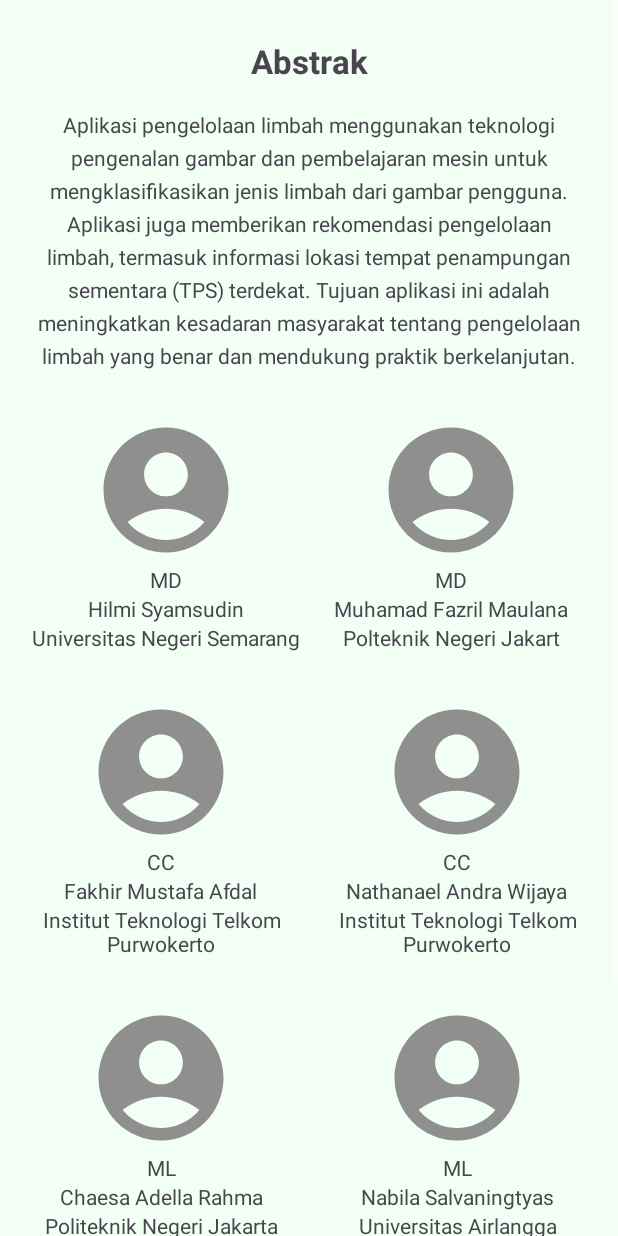
After one commit to syamsudinhilmi/trashtech-project, an Android app: the AboutActivity screen opened directly, with no data from a screen before it, on a phone screen of 412 x 824 dp. The commit adds this screen. Run offline under Robolectric (Android 15) with nearby library versions, the phone set to English and light mode, and no system bars; our stand-ins replace CircleImageView.

Commit message:
menambahkan AboutActivity dan connect firebase

```diff
--- a/app/build.gradle.kts
+++ b/app/build.gradle.kts
@@ -28,6 +28,7 @@ android {
             )
         }
     }
+
     compileOptions {
         sourceCompatibility = JavaVersion.VERSION_1_8
         targetCompatibility = JavaVersion.VERSION_1_8
@@ -53,4 +54,5 @@ dependencies {
     androidTestImplementation("androidx.test.espresso:espresso-core:3.5.1")
 
     implementation("de.hdodenhof:circleimageview:3.1.0")
+
 }
--- /dev/null
+++ b/app/src/main/java/com/bangkit/trashtech/ui/activity/AboutActivity.kt
@@ -0,0 +1,14 @@
+package com.bangkit.trashtech.ui.activity
+
+import androidx.appcompat.app.AppCompatActivity
+import android.os.Bundle
+import com.bangkit.trashtech.R
+
+class AboutActivity : AppCompatActivity() {
+    override fun onCreate(savedInstanceState: Bundle?) {
+        super.onCreate(savedInstanceState)
+        setContentView(R.layout.activity_about)
+
+        supportActionBar?.hide()
+    }
+}
--- a/app/src/main/java/com/bangkit/trashtech/ui/activity/ProfileActivity.kt
+++ b/app/src/main/java/com/bangkit/trashtech/ui/activity/ProfileActivity.kt
@@ -1,9 +1,16 @@
 package com.bangkit.trashtech.ui.activity
 
+import android.content.Context
+import android.content.DialogInterface
 import android.content.Intent
 import androidx.appcompat.app.AppCompatActivity
 import android.os.Bundle
 import android.util.Log
+import android.view.MenuItem
+import android.view.View
+import android.widget.PopupMenu
+import android.widget.Toast
+import androidx.appcompat.app.AlertDialog
 import com.bangkit.trashtech.R
 import com.bangkit.trashtech.databinding.ActivityProfileBinding
 import com.bangkit.trashtech.ui.BottomNavigationUtils
@@ -19,9 +26,12 @@ class ProfileActivity : AppCompatActivity() {
 //        setSupportActionBar(binding.materialToolBarProfile)
 //        supportActionBar?.setDisplayHomeAsUpEnabled(true)
 
-        binding.actionLogout.setOnClickListener{
-            startActivity(Intent(this, SigninActivity::class.java))
-        }
+//        binding.actionLogout.setOnClickListener{
+//            startActivity(Intent(this, SigninActivity::class.java))
+//        }
+
+        binding.menuDropdown.setOnClickListener { showDropdownMenu(it)  }
+
 
         binding.actionBack.setOnClickListener{
             startActivity(Intent(this, MainActivity::class.java))
@@ -37,7 +47,43 @@ class ProfileActivity : AppCompatActivity() {
             BottomNavigationUtils.handleBottomNavigation(this, item.itemId)
             true
         }
-        Log.d("start", "onstart")
         super.onStart()
     }
+
+    private fun showDropdownMenu(view: View) {
+        val popupMenu = PopupMenu(this, view)
+        popupMenu.inflate(R.menu.toolbar_menu)
+
+        popupMenu.setOnMenuItemClickListener { item: MenuItem ->
+            when (item.itemId) {
+                R.id.menu_logout -> {
+                    showAlertLogout()
+                    true
+                }
+                R.id.menu_about -> {
+                    startActivity(Intent(this, AboutActivity::class.java))
+                    true
+                }
+                else -> false
+            }
+        }
+        popupMenu.show()
+    }
+
+    private fun showAlertLogout() {
+        val builder = AlertDialog.Builder(this@ProfileActivity)
+        builder.setTitle("Konfirmasi Keluar")
+        builder.setMessage("Apakah anda yakin ingin mengeluarkan akun?")
+
+        builder.setPositiveButton("Yes") { dialog: DialogInterface, _: Int ->
+            startActivity(Intent(this, SigninActivity::class.java))
+            dialog.dismiss()
+        }
+
+        builder.setNegativeButton("Cancel") { dialog: DialogInterface, _: Int ->
+            dialog.dismiss()
+        }
+
+        builder.show()
+    }
 }
--- /dev/null
+++ b/app/src/main/res/drawable/baseline_menu_24.xml
@@ -0,0 +1,5 @@
+<vector android:height="24dp" android:tint="#FFFFFF"
+    android:viewportHeight="24" android:viewportWidth="24"
+    android:width="24dp" xmlns:android="http://schemas.android.com/apk/res/android">
+    <path android:fillColor="@android:color/white" android:pathData="M3,18h18v-2L3,16v2zM3,13h18v-2L3,11v2zM3,6v2h18L21,6L3,6z"/>
+</vector>
--- /dev/null
+++ b/app/src/main/res/layout/activity_about.xml
@@ -0,0 +1,364 @@
+<?xml version="1.0" encoding="utf-8"?>
+<ScrollView xmlns:android="http://schemas.android.com/apk/res/android"
+    xmlns:app="http://schemas.android.com/apk/res-auto"
+    xmlns:tools="http://schemas.android.com/tools"
+    android:layout_width="match_parent"
+    android:layout_height="match_parent"
+    android:background="@color/secondary"
+    tools:context=".ui.activity.AboutActivity">
+
+    <androidx.constraintlayout.widget.ConstraintLayout
+        android:layout_width="match_parent"
+        android:layout_height="wrap_content"
+        android:padding="16dp">
+
+        <TextView
+            android:id="@+id/tv_abstract_title"
+            android:layout_width="wrap_content"
+            android:layout_height="wrap_content"
+            android:text="@string/abstract_title"
+            android:textAlignment="center"
+            android:textSize="22sp"
+            android:textStyle="bold"
+            android:layout_marginTop="10dp"
+            app:layout_constraintEnd_toEndOf="parent"
+            app:layout_constraintStart_toStartOf="parent"
+            app:layout_constraintTop_toTopOf="parent" />
+
+        <TextView
+            android:id="@+id/tv_abstract"
+            android:layout_width="match_parent"
+            android:layout_height="wrap_content"
+            android:layout_marginHorizontal="6dp"
+            android:layout_marginTop="18dp"
+            android:lineSpacingExtra="6dp"
+            android:text="@string/abstract_desc"
+            android:textAlignment="center"
+            app:layout_constraintEnd_toEndOf="parent"
+            app:layout_constraintStart_toStartOf="parent"
+            app:layout_constraintTop_toBottomOf="@id/tv_abstract_title" />
+
+
+        <LinearLayout
+            android:id="@+id/profile1"
+            android:layout_width="190dp"
+            android:layout_height="wrap_content"
+            app:layout_constraintStart_toStartOf="parent"
+            app:layout_constraintTop_toBottomOf="@id/tv_abstract"
+            app:layout_constraintEnd_toStartOf="@id/profile2"
+            android:layout_marginTop="10dp"
+            android:orientation="vertical">
+
+            <de.hdodenhof.circleimageview.CircleImageView
+                android:id="@+id/profile_image1"
+                android:layout_width="100dp"
+                android:layout_height="100dp"
+                android:src="@drawable/ic_preview_profile"
+                android:layout_gravity="center"
+                android:layout_marginTop="20dp"/>
+
+            <TextView
+                android:id="@+id/role1"
+                android:layout_width="wrap_content"
+                android:layout_height="wrap_content"
+                android:text="MD"
+                android:layout_gravity="center"
+                />
+
+            <TextView
+                android:id="@+id/name1"
+                android:layout_width="wrap_content"
+                android:layout_height="wrap_content"
+                android:text="Hilmi Syamsudin"
+                android:layout_gravity="center"
+                />
+
+            <TextView
+                android:id="@+id/univ1"
+                android:layout_width="wrap_content"
+                android:layout_height="wrap_content"
+                android:textAlignment="center"
+                android:text="Universitas Negeri Semarang"
+                android:layout_gravity="center"
+                />
+
+        </LinearLayout>
+
+        <LinearLayout
+            android:id="@+id/profile2"
+            android:layout_width="190dp"
+            android:layout_height="wrap_content"
+            app:layout_constraintStart_toEndOf="@id/profile1"
+            app:layout_constraintTop_toBottomOf="@id/tv_abstract"
+            app:layout_constraintEnd_toEndOf="parent"
+            android:layout_marginTop="10dp"
+            android:orientation="vertical">
+
+            <de.hdodenhof.circleimageview.CircleImageView
+                android:id="@+id/profile_image2"
+                android:layout_width="100dp"
+                android:layout_height="100dp"
+                android:src="@drawable/ic_preview_profile"
+                android:layout_gravity="center"
+                android:layout_marginTop="20dp"/>
+
+            <TextView
+                android:id="@+id/role2"
+                android:layout_width="wrap_content"
+                android:layout_height="wrap_content"
+                android:text="MD"
+                android:layout_gravity="center"
+                />
+
+            <TextView
+                android:id="@+id/name2"
+                android:layout_width="wrap_content"
+                android:layout_height="wrap_content"
+                android:text="Muhamad Fazril Maulana"
+                android:layout_gravity="center"
+                />
+
+            <TextView
+                android:id="@+id/univ2"
+                android:layout_width="wrap_content"
+                android:layout_height="wrap_content"
+                android:textAlignment="center"
+                android:text="Polteknik Negeri Jakart"
+                android:layout_gravity="center"
+                />
+
+        </LinearLayout>
+
+        <LinearLayout
+            android:id="@+id/profile3"
+            android:layout_width="190dp"
+            android:layout_height="wrap_content"
+            app:layout_constraintStart_toStartOf="parent"
+            app:layout_constraintTop_toBottomOf="@id/profile1"
+            app:layout_constraintEnd_toStartOf="@id/profile2"
+            android:layout_marginTop="10dp"
+            android:layout_marginEnd="8dp"
+            android:orientation="vertical">
+
+            <de.hdodenhof.circleimageview.CircleImageView
+                android:id="@+id/profile_image3"
+                android:layout_width="100dp"
+                android:layout_height="100dp"
+                android:src="@drawable/ic_preview_profile"
+                android:layout_gravity="center"
+                android:layout_marginTop="20dp"/>
+
+            <TextView
+                android:id="@+id/role3"
+                android:layout_width="wrap_content"
+                android:layout_height="wrap_content"
+                android:text="CC"
+                android:layout_gravity="center"
+                />
+
+            <TextView
+                android:id="@+id/name3"
+                android:layout_width="wrap_content"
+                android:layout_height="wrap_content"
+                android:text="Fakhir Mustafa Afdal"
+                android:layout_gravity="center"
+                />
+
+            <TextView
+                android:id="@+id/univ3"
+                android:layout_width="wrap_content"
+                android:layout_height="wrap_content"
+                android:textAlignment="center"
+                android:text="Institut Teknologi Telkom Purwokerto"
+                android:layout_gravity="center"
+                />
+
+        </LinearLayout>
+
+        <LinearLayout
+            android:id="@+id/profile4"
+            android:layout_width="190dp"
+            android:layout_height="wrap_content"
+            app:layout_constraintStart_toEndOf="@id/profile1"
+            app:layout_constraintTop_toBottomOf="@id/profile2"
+            app:layout_constraintEnd_toEndOf="parent"
+            android:layout_marginTop="10dp"
+            android:layout_marginStart="8dp"
+            android:orientation="vertical">
+
+            <de.hdodenhof.circleimageview.CircleImageView
+                android:id="@+id/profile_image4"
+                android:layout_width="100dp"
+                android:layout_height="100dp"
+                android:src="@drawable/ic_preview_profile"
+                android:layout_gravity="center"
+                android:layout_marginTop="20dp"/>
+
+            <TextView
+                android:id="@+id/role4"
+                android:layout_width="wrap_content"
+                android:layout_height="wrap_content"
+                android:text="CC"
+                android:layout_gravity="center"
+                />
+
+            <TextView
+                android:id="@+id/name4"
+                android:layout_width="wrap_content"
+                android:layout_height="wrap_content"
+                android:text="Nathanael Andra Wijaya"
+                android:layout_gravity="center"
+                />
+
+            <TextView
+                android:id="@+id/univ4"
+                android:layout_width="wrap_content"
+                android:layout_height="wrap_content"
+                android:textAlignment="center"
+                android:text="Institut Teknologi Telkom Purwokerto"
+                android:layout_gravity="center"
+                />
+
+        </LinearLayout>
+
+        <LinearLayout
+            android:id="@+id/profile5"
+            android:layout_width="190dp"
+            android:layout_height="wrap_content"
+            app:layout_constraintStart_toStartOf="parent"
+            app:layout_constraintTop_toBottomOf="@id/profile3"
+            app:layout_constraintEnd_toStartOf="@id/profile2"
+            android:layout_marginTop="10dp"
+            android:layout_marginEnd="8dp"
+            android:orientation="vertical">
+
+            <de.hdodenhof.circleimageview.CircleImageView
+                android:id="@+id/profile_image5"
+                android:layout_width="100dp"
+                android:layout_height="100dp"
+                android:src="@drawable/ic_preview_profile"
+                android:layout_gravity="center"
+                android:layout_marginTop="20dp"/>
+
+            <TextView
+                android:id="@+id/role5"
+                android:layout_width="wrap_content"
+                android:layout_height="wrap_content"
+                android:text="ML"
+                android:layout_gravity="center"
+                />
+
+            <TextView
+                android:id="@+id/name5"
+                android:layout_width="wrap_content"
+                android:layout_height="wrap_content"
+                android:text="Chaesa Adella Rahma"
+                android:layout_gravity="center"
+                />
+
+            <TextView
+                android:id="@+id/univ5"
+                android:layout_width="wrap_content"
+                android:layout_height="wrap_content"
+                android:textAlignment="center"
+                android:text="Politeknik Negeri Jakarta"
+                android:layout_gravity="center"
+                />
+
+        </LinearLayout>
+
+        <LinearLayout
+            android:id="@+id/profile6"
+            android:layout_width="190dp"
+            android:layout_height="wrap_content"
+            app:layout_constraintStart_toEndOf="@id/profile1"
+            app:layout_constraintTop_toBottomOf="@id/profile3"
+            app:layout_constraintEnd_toEndOf="parent"
+            android:layout_marginTop="10dp"
+            android:layout_marginStart="8dp"
+            android:orientation="vertical">
+
+            <de.hdodenhof.circleimageview.CircleImageView
+                android:id="@+id/profile_image6"
+                android:layout_width="100dp"
+                android:layout_height="100dp"
+                android:src="@drawable/ic_preview_profile"
+                android:layout_gravity="center"
+                android:layout_marginTop="20dp"/>
+
+            <TextView
+                android:id="@+id/role6"
+                android:layout_width="wrap_content"
+                android:layout_height="wrap_content"
+                android:text="ML"
+                android:layout_gravity="center"
+                />
+
+            <TextView
+                android:id="@+id/name6"
+                android:layout_width="wrap_content"
+                android:layout_height="wrap_content"
+                android:text="Nabila Salvaningtyas"
+                android:layout_gravity="center"
+                />
+
+            <TextView
+                android:id="@+id/univ6"
+                android:layout_width="wrap_content"
+                android:layout_height="wrap_content"
+                android:textAlignment="center"
+                android:text="Universitas Airlangga"
+                android:layout_gravity="center"
+                />
+
+        </LinearLayout>
+
+        <LinearLayout
+            android:id="@+id/profile7"
+            android:layout_width="190dp"
+            android:layout_height="wrap_content"
+            app:layout_constraintStart_toStartOf="parent"
+            app:layout_constraintEnd_toEndOf="parent"
+            app:layout_constraintTop_toBottomOf="@id/profile6"
+            android:layout_marginTop="10dp"
+            android:layout_marginStart="8dp"
+            android:orientation="vertical">
+
+            <de.hdodenhof.circleimageview.CircleImageView
+                android:id="@+id/profile_image7"
+                android:layout_width="100dp"
+                android:layout_height="100dp"
+                android:src="@drawable/ic_preview_profile"
+                android:layout_gravity="center"
+                android:layout_marginTop="20dp"/>
+
+            <TextView
+                android:id="@+id/role7"
+                android:layout_width="wrap_content"
+                android:layout_height="wrap_content"
+                android:text="ML"
+                android:layout_gravity="center"
+                />
+
+            <TextView
+                android:id="@+id/name7"
+                android:layout_width="wrap_content"
+                android:layout_height="wrap_content"
+                android:text="Calvin Yohanes Napitupulu"
+                android:layout_gravity="center"
+                />
+
+            <TextView
+                android:id="@+id/univ7"
+                android:layout_width="wrap_content"
+                android:layout_height="wrap_content"
+                android:textAlignment="center"
+                android:text="Universitas Brawijaya"
+                android:layout_gravity="center"
+                />
+
+        </LinearLayout>
+
+    </androidx.constraintlayout.widget.ConstraintLayout>
+
+</ScrollView>
--- a/app/src/main/res/layout/activity_profile.xml
+++ b/app/src/main/res/layout/activity_profile.xml
@@ -4,6 +4,7 @@
 	xmlns:tools="http://schemas.android.com/tools"
 	android:layout_width="match_parent"
 	android:layout_height="match_parent"
+	android:background="@color/secondary"
 	tools:context=".ui.activity.ProfileActivity">
 
 	<com.google.android.material.appbar.MaterialToolbar
@@ -35,15 +36,26 @@
 			android:textColor="@color/white"
 			android:layout_marginLeft="18dp"/>
 
-		<!-- Tombol Logout -->
-		<androidx.appcompat.widget.AppCompatImageButton
-			android:id="@+id/action_logout"
-			android:layout_width="50dp"
-			android:layout_height="50dp"
+<!--		&lt;!&ndash; Tombol Logout &ndash;&gt;-->
+<!--		<androidx.appcompat.widget.AppCompatImageButton-->
+<!--			android:id="@+id/action_logout"-->
+<!--			android:layout_width="50dp"-->
+<!--			android:layout_height="50dp"-->
+<!--			android:layout_gravity="end"-->
+<!--			android:layout_marginEnd="6dp"-->
+<!--			android:background="@drawable/square_button_solid"-->
+<!--			android:src="@drawable/baseline_logout_24" />-->
+
+		<!-- Menu Dropdown -->
+		<ImageView
+			android:id="@+id/menu_dropdown"
+			android:layout_width="wrap_content"
+			android:layout_height="wrap_content"
+			android:src="@drawable/baseline_menu_24"
 			android:layout_gravity="end"
-			android:layout_marginEnd="6dp"
-			android:background="@drawable/square_button_solid"
-			android:src="@drawable/baseline_logout_24" />
+			android:layout_marginEnd="16dp"
+			android:layout_marginStart="8dp"
+			android:layout_marginTop="8dp"/>
 
 	</com.google.android.material.appbar.MaterialToolbar>
 
--- /dev/null
+++ b/app/src/main/res/menu/map_options.xml
@@ -0,0 +1,20 @@
+<?xml version="1.0" encoding="utf-8"?>
+<menu xmlns:android="http://schemas.android.com/apk/res/android"
+    xmlns:app="http://schemas.android.com/apk/res-auto">
+    <item
+        android:id="@+id/normal_type"
+        android:title="@string/normal_type"
+        app:showAsAction="never" />
+    <item
+        android:id="@+id/satellite_type"
+        android:title="@string/satellite_type"
+        app:showAsAction="never" />
+    <item
+        android:id="@+id/terrain_type"
+        android:title="@string/terrain_type"
+        app:showAsAction="never" />
+    <item
+        android:id="@+id/hybrid_type"
+        android:title="@string/hybrid_type"
+        app:showAsAction="never" />
+</menu>
--- /dev/null
+++ b/app/src/main/res/menu/toolbar_menu.xml
@@ -0,0 +1,9 @@
+<?xml version="1.0" encoding="utf-8"?>
+<menu xmlns:android="http://schemas.android.com/apk/res/android">
+    <item
+        android:id="@+id/menu_about"
+        android:title="About"/>
+    <item
+        android:id="@+id/menu_logout"
+        android:title="Logout"/>
+</menu>
--- a/app/src/main/res/values/strings.xml
+++ b/app/src/main/res/values/strings.xml
@@ -8,4 +8,10 @@
     <string name="tv_password">Password</string>
     <string name="sign_up">Sign Up</string>
     <string name="title_activity_maps">MapsActivity</string>
+    <string name="normal_type">Normal</string>
+    <string name="satellite_type">Satellite</string>
+    <string name="terrain_type">Terrain</string>
+    <string name="hybrid_type">Hybrid</string>
+    <string name="abstract_desc">Aplikasi pengelolaan limbah menggunakan teknologi pengenalan gambar dan pembelajaran mesin untuk mengklasifikasikan jenis limbah dari gambar pengguna. Aplikasi juga memberikan rekomendasi pengelolaan limbah, termasuk informasi lokasi tempat penampungan sementara (TPS) terdekat. Tujuan aplikasi ini adalah meningkatkan kesadaran masyarakat tentang pengelolaan limbah yang benar dan mendukung praktik berkelanjutan.</string>
+    <string name="abstract_title">Abstrak</string>
 </resources>
```
Also changed, not shown: app/src/main/AndroidManifest.xml (+14 -13 lines). Lines whose indentation alone changed are shown as unchanged.
